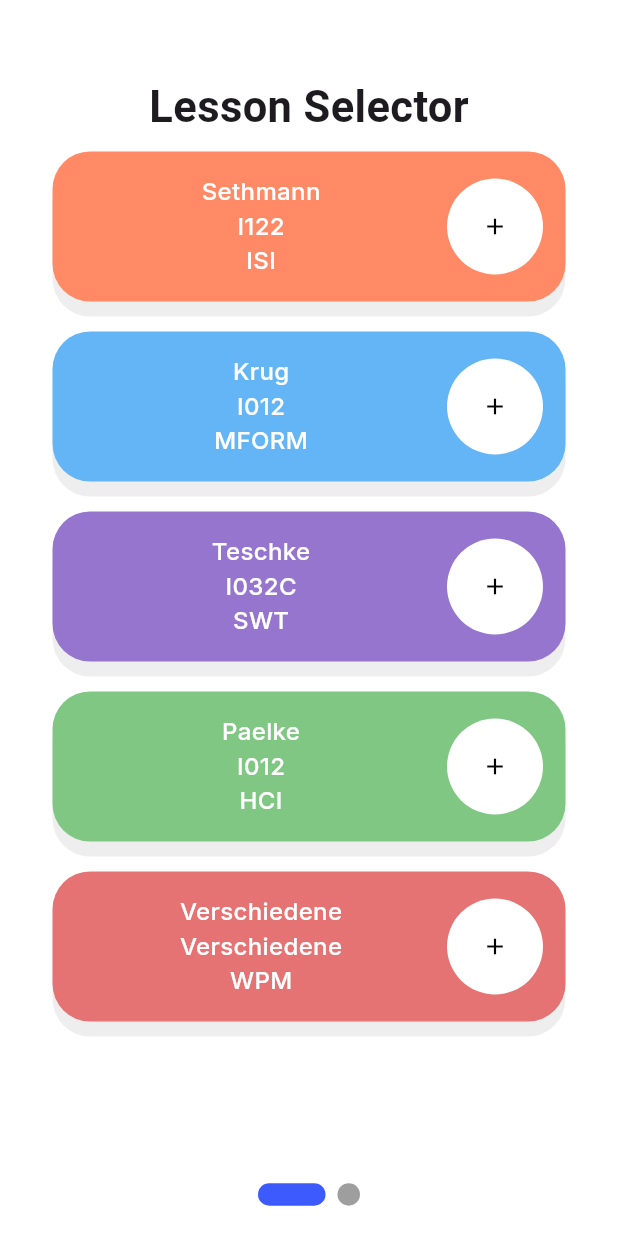
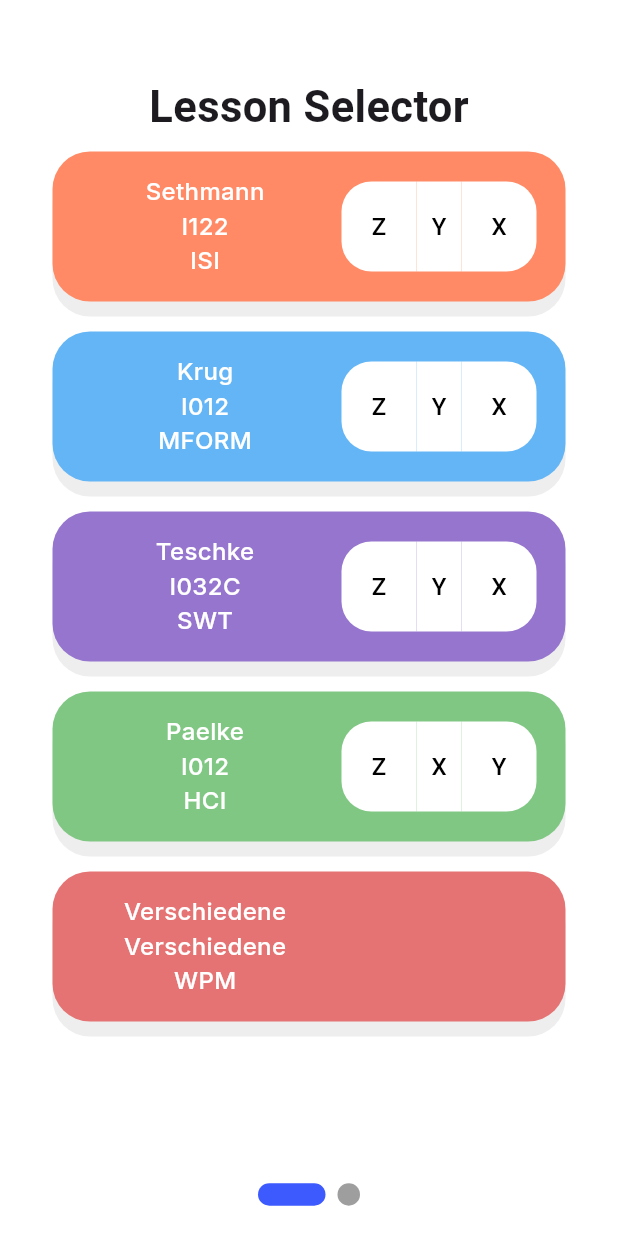
Before and after one commit to LordFalke/scheduler, a Flutter app: the screen it shows after launch, after a tap on the "add" icon, on a phone screen of 412 x 824 dp. Run offline on Flutter 3.47's test engine with Material 3 defaults, Android fonts, the phone set to English and light mode, and no system bars; drawn by our look-alikes of smooth_page_indicator; our stand-ins replace flutter_inset_box_shadow, google_fonts, hive, hive_flutter, scroll_snap_list; accounts and stored records are empty.

Commit message:
working labs

```diff
--- a/lib/database.dart
+++ b/lib/database.dart
@@ -6,6 +6,7 @@ import 'pages/models/lesson.dart';
 class Database {
   List selectableLessons = [];
   List selectedLessons = [];
+  List selectedLabs = [];
 
   final _myBox = Hive.box("stored_lessons");
 
@@ -23,8 +24,9 @@ class Database {
           color: Colors.deepOrange.shade300.value,
           dayOfTheWeek: 0,
           labs: [
-            Lesson(module: "ISI", topic: "Labor Z", isLab: true, labGroup: "Z", prof: "Kathmann", room: "I222", blockStart: 3, blockEnd: 5, color: Colors.deepOrange.shade300.value, dayOfTheWeek: 1),
-            Lesson(module: "ISI", topic: "Labor X/Y", isLab: true, labGroup: "X/Y", prof: "GEN_ZAN", room: "I222", blockStart: 2, blockEnd: 4, color: Colors.deepOrange.shade300.value, dayOfTheWeek: 0),
+            Lesson(module: "ISI", topic: "Labor Z", isLab: true, labGroup: "Z", prof: "Kathmann", room: "I222", blockStart: 2, blockEnd: 4, color: Colors.deepOrange.shade300.value, dayOfTheWeek: 1),
+            Lesson(module: "ISI", topic: "Labor Y", isLab: true, labGroup: "Y", prof: "GEN_ZAN", room: "I222", blockStart: 2, blockEnd: 4, color: Colors.deepOrange.shade300.value, dayOfTheWeek: 0),
+            Lesson(module: "ISI", topic: "Labor X", isLab: true, labGroup: "X", prof: "GEN_ZAN", room: "I222", blockStart: 2, blockEnd: 4, color: Colors.deepOrange.shade300.value, dayOfTheWeek: 0),
             ]),
       Lesson(
         module: "MFORM",
@@ -55,8 +57,9 @@ class Database {
         color: Colors.deepPurple.shade300.value,
         dayOfTheWeek: 2,
         labs: [
-          Lesson(module: "SWT", topic: "Labor X/Y", isLab: true, labGroup: "X/Y", prof: "Teschke", room: "I032C", blockStart: 3, blockEnd: 5, color: Colors.deepPurple.shade300.value, dayOfTheWeek: 2),
           Lesson(module: "SWT", topic: "Labor Z", isLab: true, labGroup: "Z", prof: "Teschke", room: "I032C", blockStart: 3, blockEnd: 5, color: Colors.deepPurple.shade300.value, dayOfTheWeek: 3),
+          Lesson(module: "SWT", topic: "Labor Y", isLab: true, labGroup: "Y", prof: "Teschke", room: "I032C", blockStart: 3, blockEnd: 5, color: Colors.deepPurple.shade300.value, dayOfTheWeek: 2),
+          Lesson(module: "SWT", topic: "Labor X", isLab: true, labGroup: "X", prof: "Teschke", room: "I032C", blockStart: 3, blockEnd: 5, color: Colors.deepPurple.shade300.value, dayOfTheWeek: 2),
         ]
       ),
       Lesson(
@@ -87,6 +90,7 @@ class Database {
         blockEnd: 4,
         color: Colors.red.shade300.value,
         dayOfTheWeek: 4,
+        labs: []
       ),
     ];
     updateData();
@@ -110,9 +114,21 @@ class Database {
     _myBox.put("selected_lessons", selectedLessons);
   }
 
+  void loadLabs() {
+    if (_myBox.get("selected_labs") != null) {
+      selectedLabs = _myBox.get("selected_labs");
+    }
+  }
+
+  void updateLabs() {
+    _myBox.put("selected_labs", selectedLabs);
+  }
+
   void clearSelected() {
     selectedLessons = [];
+    selectedLabs = [];
     updateSelected();
+    updateLabs();
   }
 
   void deleteDatabase() {
--- a/lib/pages/Calendar.dart
+++ b/lib/pages/Calendar.dart
@@ -37,9 +37,8 @@ class _CalendarState extends State<Calendar> {
     } else {
       db.loadData();
       db.loadSelected();
+      db.loadLabs();
     }
-
-
 
 
     super.initState();
@@ -47,9 +46,11 @@ class _CalendarState extends State<Calendar> {
 
   void resetDatabase() {
     setState(() {
+      db.deleteDatabase();
       db.createInitialData();
     });
     db.updateData();
+    refreshPage();
   }
 
   void refreshPage() {
@@ -74,12 +75,18 @@ class _CalendarState extends State<Calendar> {
         lessons.add(lesson);
       }
 
-      if (lesson.labs != null) {
-        for (var labLesson in lesson.labs) {
-          if (labLesson.dayOfTheWeek == dayIndex) {
-            lessons.add(labLesson);
-          }
-        }
+      // if (lesson.labs != null) {
+      //   for (var labLesson in lesson.labs) {
+      //     if (labLesson.dayOfTheWeek == dayIndex) {
+      //       lessons.add(labLesson);
+      //     }
+      //   }
+      // }
+    }
+
+    for(var lab in db.selectedLabs) {
+      if(lab.dayOfTheWeek == dayIndex) {
+        lessons.add(lab);
       }
     }
 
@@ -115,6 +122,22 @@ class _CalendarState extends State<Calendar> {
       backgroundColor: Colors.white,
       body: ListView(
         children: [
+
+          // reset database
+          // GestureDetector(
+          //   onTap: () {
+          //     resetDatabase();
+          //   },
+          //   child: SizedBox(
+          //     height: 50,
+          //     child: Container(
+          //       decoration: BoxDecoration(
+          //         color: Colors.red
+          //       ),
+          //     ),
+          //   ),
+          // ),
+
           SizedBox(
             height: 1150,
             child: ScrollSnapList(
--- a/lib/pages/Lesson_Deselector.dart
+++ b/lib/pages/Lesson_Deselector.dart
@@ -29,9 +29,10 @@ class _LessonDeselectorState extends State<LessonDeselector> {
       db.createInitialData();
     } else {
       db.loadData();
+      db.loadLabs();
+      db.loadSelected();
     }
 
-    db.loadSelected();
     super.initState();
   }
 
--- a/lib/pages/Lesson_Selector.dart
+++ b/lib/pages/Lesson_Selector.dart
@@ -29,6 +29,8 @@ class _LessonSelectorState extends State<LessonSelector> {
       db.createInitialData();
     } else {
       db.loadData();
+      db.loadLabs();
+      db.loadSelected();
     }
 
     db.loadSelected();
--- a/lib/pages/components/lesson_removable.dart
+++ b/lib/pages/components/lesson_removable.dart
@@ -21,6 +21,9 @@ class RemovableLesson extends StatelessWidget {
     if (db.selectedLessons.contains(inputLesson)) {
       db.selectedLessons.remove(inputLesson);
       db.selectableLessons.add(inputLesson);
+      db.selectedLabs.removeWhere((lab) => lab.module == inputLesson.module);
+
+      db.updateLabs();
       db.updateSelected();
       db.updateData();
       refreshPage();
--- a/lib/pages/components/lesson_selectable.dart
+++ b/lib/pages/components/lesson_selectable.dart
@@ -17,7 +17,21 @@ class SelectableLesson extends StatelessWidget {
     required this.refreshMenu,
   });
 
-  _addSelected() {
+  _addSelected(labGroup) {
+    db.selectedLessons.add(inputLesson);
+    db.selectableLessons.remove(inputLesson);
+
+    Lesson selectedLab = inputLesson.labs![labGroup];
+    db.selectedLabs.add(selectedLab);
+
+
+    db.updateSelected();
+    db.updateData();
+    refreshPage();
+    refreshMenu();
+  }
+
+  _addOnlyLecture() {
     db.selectedLessons.add(inputLesson);
     db.selectableLessons.remove(inputLesson);
     db.updateSelected();
@@ -43,8 +57,7 @@ class SelectableLesson extends StatelessWidget {
             ]),
         child: Padding(
           padding: const EdgeInsets.all(15.0),
-          child: Row(
-            children: [
+          child: Row(children: [
             Expanded(
               flex: 5,
               child: Container(
@@ -79,20 +92,51 @@ class SelectableLesson extends StatelessWidget {
                 ),
               ),
             ),
-              TextButton(
-                onPressed: _addSelected,
-                style: ButtonStyle(
-                  backgroundColor:
-                      MaterialStateProperty.all<Color>(Colors.white),
-                  fixedSize: MaterialStateProperty.all(Size(64, 64)),
+            Expanded(
+              flex: 4,
+              child: Row(
+                mainAxisAlignment: MainAxisAlignment.center,
+                children: List.generate(
+                  inputLesson.labs != null ? inputLesson.labs!.length : 0,
+                  (index) {
+                    return GestureDetector(
+                      onTap: () {
+                        _addSelected(index);
+                      },
+                      child: Container(
+                        margin: EdgeInsets.symmetric(vertical: 5),
+                        width: inputLesson.labs!.length > 2 && index == 1
+                            ? 30
+                            : 50,
+                        decoration: BoxDecoration(
+                          color: Colors.white,
+                          borderRadius: BorderRadius.only(
+                            topLeft: Radius.circular(index == 0 ? 20 : 0),
+                            bottomLeft: Radius.circular(index == 0 ? 20 : 0),
+                            topRight: Radius.circular(
+                                index == inputLesson.labs!.length - 1 ? 20 : 0),
+                            bottomRight: Radius.circular(
+                                index == inputLesson.labs!.length - 1 ? 20 : 0),
                           ),
-                child: const Icon(
-                  Icons.add,
+                        ),
+                        child: Align(
+                          alignment: Alignment.center,
+                          child: Text(
+                            inputLesson.labs![index].labGroup,
+                            style: TextStyle(
+                              fontSize: 16,
+                              fontWeight: FontWeight.w500,
                               color: Colors.black,
                             ),
                           ),
-            ],
                         ),
+                      ),
+                    );
+                  },
+                ),
+              ),
+            ),
+          ]),
         ),
       ),
     );
```
Lines whose indentation alone changed are shown as unchanged.
